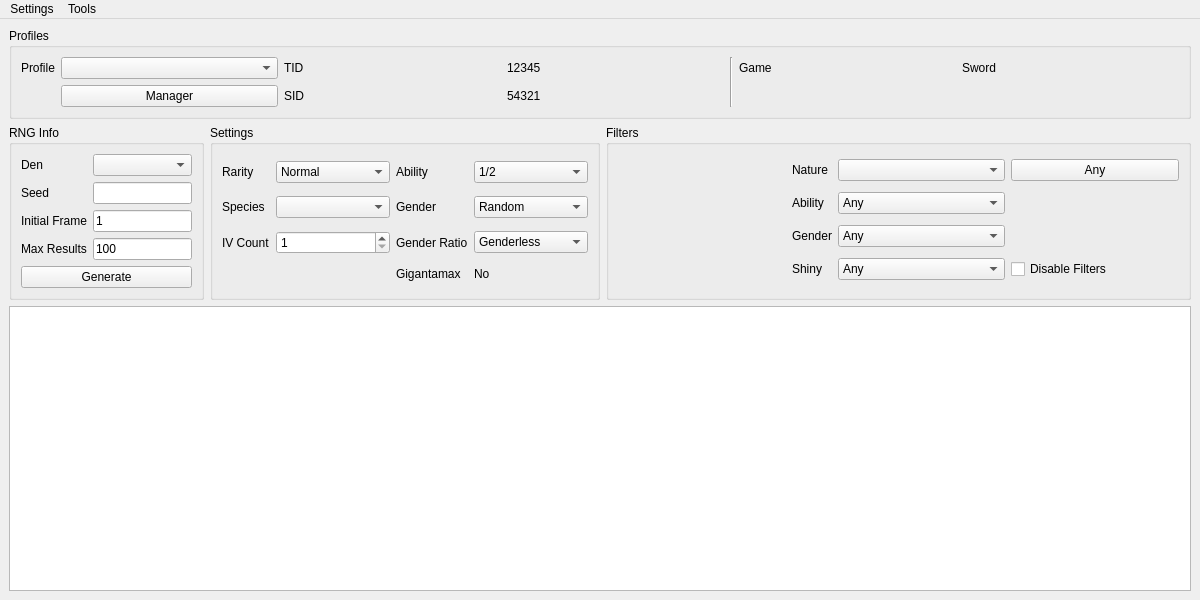
First picture: the form in Forms/MainWindow.ui, repository Admiral-Fish/RaidFinder, before the edit.
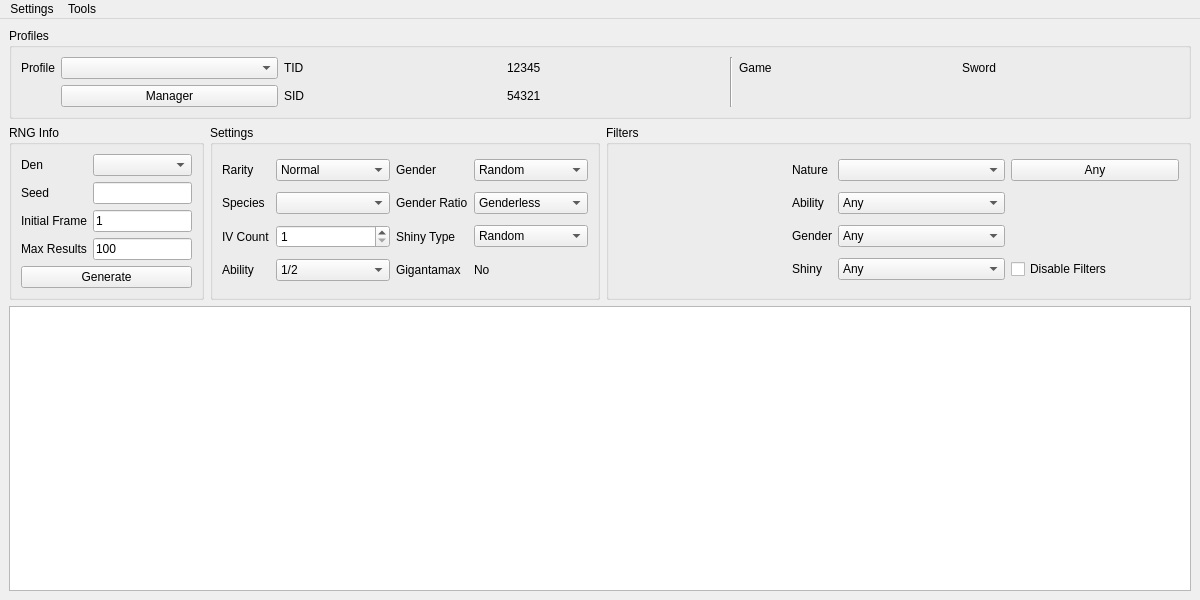
Second picture: the form after the edit. Custom widgets are drawn as their Qt base class.

Commit message:
Take account of shiny type
Reports correctly for forced shiny magikarp

Patch:
```diff
--- a/Forms/MainWindow.ui
+++ b/Forms/MainWindow.ui
@@ -224,83 +224,6 @@
          </property>
         </widget>
        </item>
-       <item row="1" column="3">
-        <widget class="QComboBox" name="comboBoxGenderType">
-         <item>
-          <property name="text">
-           <string>Random</string>
-          </property>
-         </item>
-         <item>
-          <property name="text">
-           <string notr="true">♂</string>
-          </property>
-         </item>
-         <item>
-          <property name="text">
-           <string notr="true">♀</string>
-          </property>
-         </item>
-         <item>
-          <property name="text">
-           <string>Genderless</string>
-          </property>
-         </item>
-        </widget>
-       </item>
-       <item row="0" column="3">
-        <widget class="QComboBox" name="comboBoxAbilityType">
-         <item>
-          <property name="text">
-           <string notr="true">1/2</string>
-          </property>
-         </item>
-         <item>
-          <property name="text">
-           <string notr="true">1/2/H</string>
-          </property>
-         </item>
-        </widget>
-       </item>
-       <item row="2" column="3">
-        <widget class="QComboBox" name="comboBoxGenderRatio">
-         <item>
-          <property name="text">
-           <string>Genderless</string>
-          </property>
-         </item>
-         <item>
-          <property name="text">
-           <string>Only ♂</string>
-          </property>
-         </item>
-         <item>
-          <property name="text">
-           <string>Only ♀</string>
-          </property>
-         </item>
-         <item>
-          <property name="text">
-           <string notr="true">12.5% ♀</string>
-          </property>
-         </item>
-         <item>
-          <property name="text">
-           <string notr="true">25% ♀</string>
-          </property>
-         </item>
-         <item>
-          <property name="text">
-           <string notr="true">50% ♀</string>
-          </property>
-         </item>
-         <item>
-          <property name="text">
-           <string notr="true">75% ♀</string>
-          </property>
-         </item>
-        </widget>
-       </item>
        <item row="2" column="1">
         <widget class="QSpinBox" name="spinBoxIVCount">
          <property name="minimum">
@@ -338,32 +261,6 @@
          </item>
         </widget>
        </item>
-       <item row="0" column="2">
-        <widget class="QLabel" name="labelAbilityType">
-         <property name="sizePolicy">
-          <sizepolicy hsizetype="Fixed" vsizetype="Preferred">
-           <horstretch>0</horstretch>
-           <verstretch>0</verstretch>
-          </sizepolicy>
-         </property>
-         <property name="text">
-          <string>Ability</string>
-         </property>
-        </widget>
-       </item>
-       <item row="1" column="2">
-        <widget class="QLabel" name="labelGenderType">
-         <property name="sizePolicy">
-          <sizepolicy hsizetype="Fixed" vsizetype="Preferred">
-           <horstretch>0</horstretch>
-           <verstretch>0</verstretch>
-          </sizepolicy>
-         </property>
-         <property name="text">
-          <string>Gender</string>
-         </property>
-        </widget>
-       </item>
        <item row="0" column="0">
         <widget class="QLabel" name="labelRarity">
          <property name="sizePolicy">
@@ -377,19 +274,6 @@
          </property>
         </widget>
        </item>
-       <item row="2" column="2">
-        <widget class="QLabel" name="labelGenderRatio">
-         <property name="sizePolicy">
-          <sizepolicy hsizetype="Fixed" vsizetype="Preferred">
-           <horstretch>0</horstretch>
-           <verstretch>0</verstretch>
-          </sizepolicy>
-         </property>
-         <property name="text">
-          <string>Gender Ratio</string>
-         </property>
-        </widget>
-       </item>
        <item row="1" column="1">
         <widget class="QComboBox" name="comboBoxSpecies"/>
        </item>
@@ -419,6 +303,143 @@
          </property>
         </widget>
        </item>
+       <item row="3" column="0">
+        <widget class="QLabel" name="labelAbilityType">
+         <property name="sizePolicy">
+          <sizepolicy hsizetype="Fixed" vsizetype="Preferred">
+           <horstretch>0</horstretch>
+           <verstretch>0</verstretch>
+          </sizepolicy>
+         </property>
+         <property name="text">
+          <string>Ability</string>
+         </property>
+        </widget>
+       </item>
+       <item row="3" column="1">
+        <widget class="QComboBox" name="comboBoxAbilityType">
+         <item>
+          <property name="text">
+           <string notr="true">1/2</string>
+          </property>
+         </item>
+         <item>
+          <property name="text">
+           <string notr="true">1/2/H</string>
+          </property>
+         </item>
+        </widget>
+       </item>
+       <item row="0" column="2">
+        <widget class="QLabel" name="labelGenderType">
+         <property name="sizePolicy">
+          <sizepolicy hsizetype="Fixed" vsizetype="Preferred">
+           <horstretch>0</horstretch>
+           <verstretch>0</verstretch>
+          </sizepolicy>
+         </property>
+         <property name="text">
+          <string>Gender</string>
+         </property>
+        </widget>
+       </item>
+       <item row="0" column="3">
+        <widget class="QComboBox" name="comboBoxGenderType">
+         <item>
+          <property name="text">
+           <string>Random</string>
+          </property>
+         </item>
+         <item>
+          <property name="text">
+           <string notr="true">♂</string>
+          </property>
+         </item>
+         <item>
+          <property name="text">
+           <string notr="true">♀</string>
+          </property>
+         </item>
+         <item>
+          <property name="text">
+           <string>Genderless</string>
+          </property>
+         </item>
+        </widget>
+       </item>
+       <item row="1" column="2">
+        <widget class="QLabel" name="labelGenderRatio">
+         <property name="sizePolicy">
+          <sizepolicy hsizetype="Fixed" vsizetype="Preferred">
+           <horstretch>0</horstretch>
+           <verstretch>0</verstretch>
+          </sizepolicy>
+         </property>
+         <property name="text">
+          <string>Gender Ratio</string>
+         </property>
+        </widget>
+       </item>
+       <item row="1" column="3">
+        <widget class="QComboBox" name="comboBoxGenderRatio">
+         <item>
+          <property name="text">
+           <string>Genderless</string>
+          </property>
+         </item>
+         <item>
+          <property name="text">
+           <string>Only ♂</string>
+          </property>
+         </item>
+         <item>
+          <property name="text">
+           <string>Only ♀</string>
+          </property>
+         </item>
+         <item>
+          <property name="text">
+           <string notr="true">12.5% ♀</string>
+          </property>
+         </item>
+         <item>
+          <property name="text">
+           <string notr="true">25% ♀</string>
+          </property>
+         </item>
+         <item>
+          <property name="text">
+           <string notr="true">50% ♀</string>
+          </property>
+         </item>
+         <item>
+          <property name="text">
+           <string notr="true">75% ♀</string>
+          </property>
+         </item>
+        </widget>
+       </item>
+       <item row="2" column="2">
+        <widget class="QLabel" name="labelShinyType">
+         <property name="text">
+          <string>Shiny Type</string>
+         </property>
+        </widget>
+       </item>
+       <item row="2" column="3">
+        <widget class="QComboBox" name="comboBoxShinyType">
+         <item>
+          <property name="text">
+           <string>Random</string>
+          </property>
+         </item>
+         <item>
+          <property name="text">
+           <string>Force shiny</string>
+          </property>
+         </item>
+        </widget>
+       </item>
       </layout>
      </widget>
     </item>
```
Left out of the diff: 5 changed lines with no effect on the pictures. The commit also changes 32 other files.
